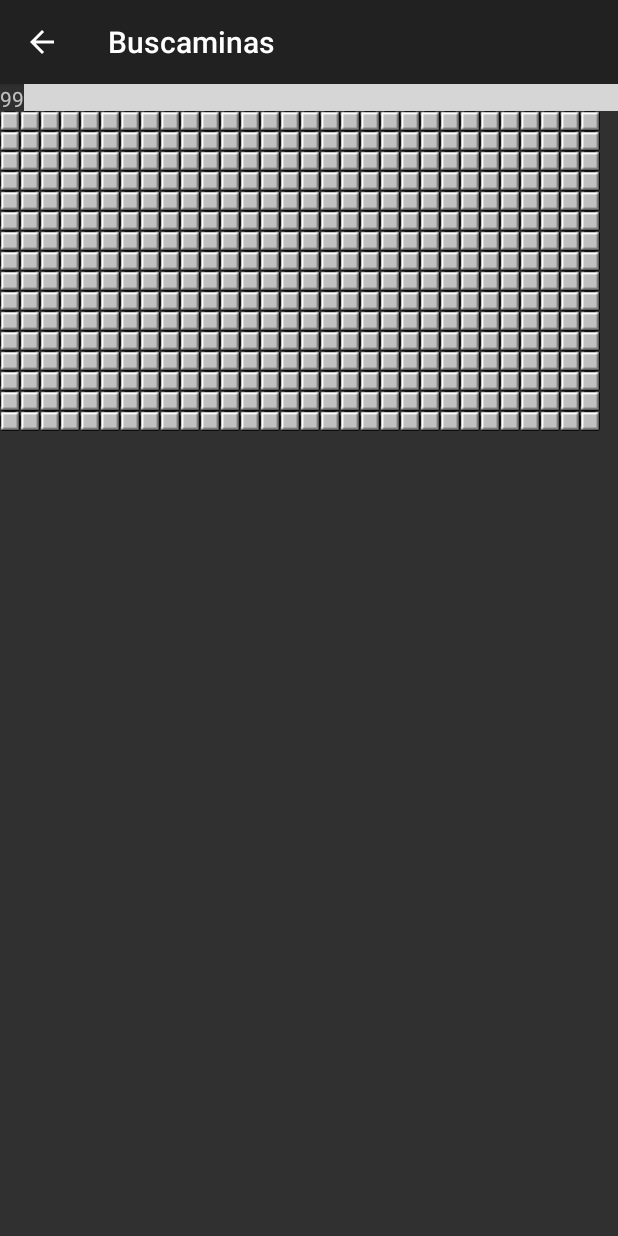
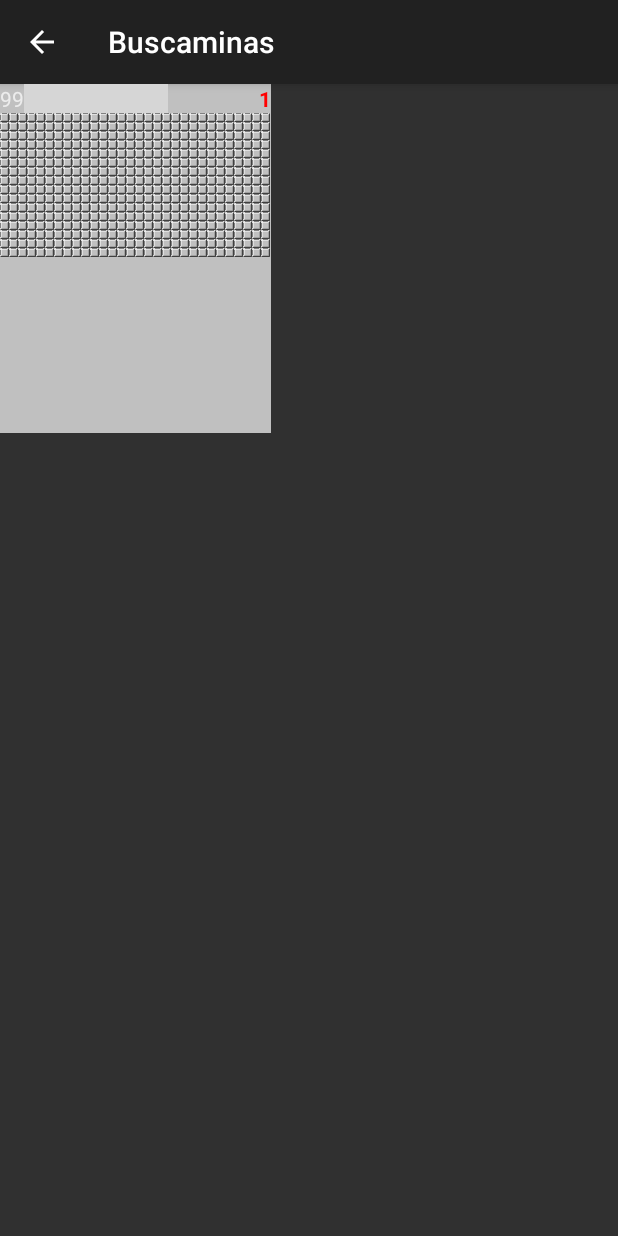
Before and after one commit to juanignaciolucero/buscaminas, an Android app: the DifficultySelectionActivity screen opened directly, with no data from a screen before it, after a tap on "DIFICIL", on a phone screen of 412 x 824 dp. Run offline under Robolectric (Android 15) with nearby library versions, the phone set to English and light mode, and no system bars; grey boxes are pictures that could not be loaded.

Commit message:
high scores

```diff
--- a/app/src/main/AndroidManifest.xml
+++ b/app/src/main/AndroidManifest.xml
@@ -19,6 +19,8 @@
                 <category android:name="android.intent.category.LAUNCHER" />
             </intent-filter>
         </activity>
+        <activity android:name=".BestsActivity"
+            android:parentActivityName=".MainActivity"/>
         <activity android:name=".PlayActivity"
             android:parentActivityName=".DifficultySelectionActivity"
             android:screenOrientation="portrait"/>
--- a/app/src/main/java/com/example/john/buscaminas/DifficultySelectionActivity.java
+++ b/app/src/main/java/com/example/john/buscaminas/DifficultySelectionActivity.java
@@ -19,6 +19,7 @@ public class DifficultySelectionActivity extends AppCompatActivity {
         int height=0;
         int width=0;
         int bombs=0;
+        int dif=0;
         switch (view.getId()) {
             case R.id.easy_diff_button:
                 height=8;
@@ -29,17 +30,20 @@ public class DifficultySelectionActivity extends AppCompatActivity {
                 height=16;
                 width=16;
                 bombs=40;
+                dif=1;
                 break;
             case R.id.hard_diff_button:
                 height=16;
                 width=30;
                 bombs=99;
+                dif=2;
                 break;
         }
         core.setGRID_HEIGHT(height);
         core.setGRID_WIDTH(width);
         core.setBOMBS(bombs);
         core.setENDED(false);
+        core.setDif(dif);
         core.createGrid(this);
         Intent play = new Intent(this, PlayActivity.class);
         startActivity(play);
--- a/app/src/main/java/com/example/john/buscaminas/db/GameDB.java
+++ b/app/src/main/java/com/example/john/buscaminas/db/GameDB.java
@@ -1,13 +1,12 @@
 package com.example.john.buscaminas.db;
 
-import android.app.ActivityManager;
 import android.content.Context;
 
 import androidx.room.Database;
 import androidx.room.Room;
 import androidx.room.RoomDatabase;
 
-@Database(entities = {Game.class, User.class}, version = 1 ,exportSchema = false)
+@Database(entities = {Game.class, User.class}, version = 2 ,exportSchema = false)
 public abstract class GameDB extends RoomDatabase {
 
     private static GameDB INSTANCE;
@@ -21,6 +20,7 @@ public abstract class GameDB extends RoomDatabase {
                if(INSTANCE==null){
                    INSTANCE = Room.databaseBuilder(context.getApplicationContext(),GameDB.class,"game_db")
                            .allowMainThreadQueries()
+                            .fallbackToDestructiveMigration()
                            .build();
                }
            }
--- a/app/src/main/java/com/example/john/buscaminas/util/MineSweeper.java
+++ b/app/src/main/java/com/example/john/buscaminas/util/MineSweeper.java
@@ -3,6 +3,7 @@ package com.example.john.buscaminas.util;
 import android.content.Context;
 
 import com.example.john.buscaminas.PlayActivity;
+import com.example.john.buscaminas.db.Game;
 import com.example.john.buscaminas.db.GameDB;
 import com.example.john.buscaminas.view.Cell;
 
@@ -14,7 +15,9 @@ public class MineSweeper {
     public static Cell[][] MATRIX;
     public static boolean ENDED;
     private static PlayActivity activity;
+    public static int user;
     public static GameDB DB;
+    public static int dif;
 
 
     public static MineSweeper getInstance() {
@@ -63,22 +66,30 @@ public class MineSweeper {
     }
 
     public static void checkForWin() {
-        Boolean exit =false;
-        int x=0;
-        int y=0;
-        while(y<MineSweeper.GRID_HEIGHT&&!exit){
-            while(x<MineSweeper.GRID_WIDTH&&!exit){
-                if(!MineSweeper.MATRIX[x][y].isRevealed()&&!MineSweeper.MATRIX[x][y].isBomb()){
-                    exit=true;
+        Boolean exit = false;
+        int x = 0;
+        int y = 0;
+        while (y < MineSweeper.GRID_HEIGHT && !exit) {
+            while (x < MineSweeper.GRID_WIDTH && !exit) {
+                if (!MineSweeper.MATRIX[x][y].isRevealed() && !MineSweeper.MATRIX[x][y].isBomb()) {
+                    exit = true;
                 }
                 x++;
             }
-            x=0;
+            x = 0;
             y++;
         }
-        if(!exit){
+        if (!exit) {
             activity.endWin();
         }
+    }
+
+    public static void setUser(int user) {
+        MineSweeper.user = user;
+    }
+
+    public static void saveGame(Game game) {
+        DB.gameDao().insert(game);
     }
 
     public int getGRID_HEIGHT() {
@@ -122,4 +133,7 @@ public class MineSweeper {
         MineSweeper.activity = activity;
     }
 
+    public void setDif(int dif) {
+        MineSweeper.dif=dif;
+    }
 }
--- a/app/src/main/res/layout/activity_play.xml
+++ b/app/src/main/res/layout/activity_play.xml
@@ -1,16 +1,17 @@
 <?xml version="1.0" encoding="utf-8"?>
 <LinearLayout xmlns:android="http://schemas.android.com/apk/res/android"
     xmlns:tools="http://schemas.android.com/tools"
-    android:layout_width="match_parent"
-    android:layout_height="match_parent"
+    android:layout_width="wrap_content"
+    android:layout_height="wrap_content"
     android:orientation="vertical"
-    android:weightSum="10">
+    android:weightSum="10"
+    android:background="#C0C0C0">
 
     <LinearLayout
         android:id="@+id/linearLayout"
-        android:layout_width="match_parent"
+        android:layout_width="wrap_content"
         android:layout_height="wrap_content"
-        android:layout_weight="1"
+        android:layout_weight="2"
         android:orientation="horizontal"
         tools:background="#999999">
 
@@ -32,22 +33,20 @@
             android:id="@+id/timeCounter"
             android:layout_width="match_parent"
             android:layout_height="match_parent"
-            android:background="#000"
-            android:enabled="true"
-            android:format="%s"
             android:gravity="end"
             android:hint="@string/medium"
             android:text="@string/medium"
+            android:format="SSS"
             android:textColor="#F00"
             android:textStyle="bold"
-            android:visibility="visible" />
+             />
     </LinearLayout>
 
     <GridView
         android:id="@+id/msgridView"
         android:layout_width="match_parent"
         android:layout_height="match_parent"
-        android:layout_weight="9"
+        android:layout_weight="8"
         />
 
 </LinearLayout>
```
Also changed, not shown: app/src/main/java/com/example/john/buscaminas/BestsActivity.java (+91 -0 lines), app/src/main/java/com/example/john/buscaminas/PlayActivity.java (+8 -1 lines), app/src/main/java/com/example/john/buscaminas/UserSelectionActivity.java (+29 -13 lines), app/src/main/java/com/example/john/buscaminas/db/Game.java (+46 -1 lines), app/src/main/java/com/example/john/buscaminas/db/GameDao.java (+5 -2 lines), app/src/main/java/com/example/john/buscaminas/db/UserDao.java (+11 -0 lines), app/src/main/res/layout/activity_bests.xml (+24 -11 lines), app/src/main/res/layout/activity_user_creation.xml (+6 -3 lines).
